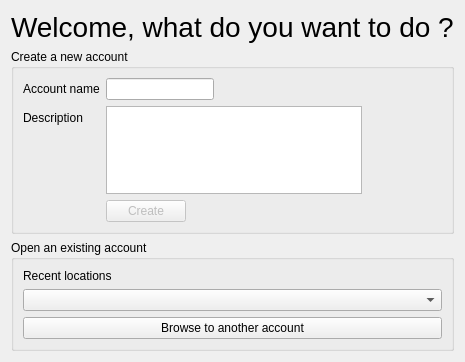
Above: KCApp/startupdialog.ui from louvainlinux/KapCompta before the change. Below: the same form after it.
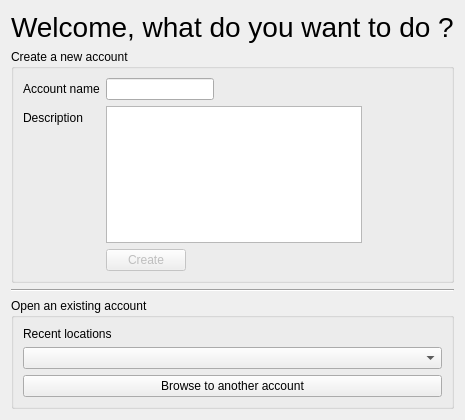
That is the form after the change.

Commit message: enhancements to the startupdialog, adding a global warning function, ...

```diff
--- a/KCApp/startupdialog.ui
+++ b/KCApp/startupdialog.ui
@@ -7,7 +7,7 @@
     <x>0</x>
     <y>0</y>
     <width>384</width>
-    <height>362</height>
+    <height>420</height>
    </rect>
   </property>
   <property name="windowTitle">
@@ -68,6 +68,13 @@
      </layout>
     </widget>
    </item>
+   <item>
+    <widget class="Line" name="line">
+     <property name="orientation">
+      <enum>Qt::Horizontal</enum>
+     </property>
+    </widget>
+   </item>
    <item>
     <widget class="QGroupBox" name="groupBox_2">
      <property name="title">
```
The commit also changes 8 other files.
